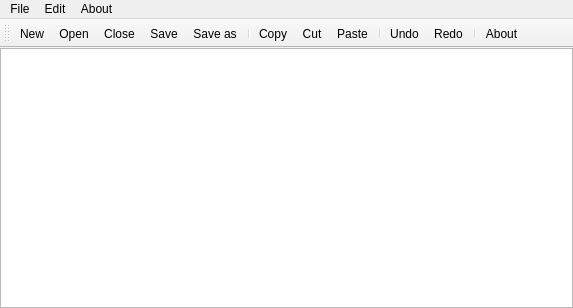
First picture: the form in mainwindow.ui, repository NazakatUmrani/Simple-Notepad-GUI-Qt, before the edit.
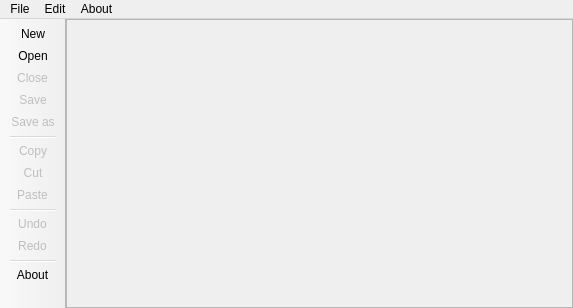
Second picture: the form after the edit. Icons and pictures are not drawn.

Commit message: A new func added to reduce repititions

```diff
--- a/mainwindow.ui
+++ b/mainwindow.ui
@@ -29,6 +29,9 @@
     </property>
     <item row="0" column="0">
      <widget class="QTextEdit" name="textField">
+      <property name="enabled">
+       <bool>false</bool>
+      </property>
       <property name="sizePolicy">
        <sizepolicy hsizetype="Expanding" vsizetype="Expanding">
         <horstretch>0</horstretch>
@@ -81,11 +84,23 @@
    <addaction name="menuAbout"/>
   </widget>
   <widget class="QToolBar" name="toolBar">
+   <property name="enabled">
+    <bool>true</bool>
+   </property>
    <property name="windowTitle">
     <string>toolBar</string>
    </property>
+   <property name="movable">
+    <bool>false</bool>
+   </property>
+   <property name="orientation">
+    <enum>Qt::Vertical</enum>
+   </property>
+   <property name="toolButtonStyle">
+    <enum>Qt::ToolButtonIconOnly</enum>
+   </property>
    <attribute name="toolBarArea">
-    <enum>TopToolBarArea</enum>
+    <enum>LeftToolBarArea</enum>
    </attribute>
    <attribute name="toolBarBreak">
     <bool>false</bool>
@@ -130,6 +145,9 @@
    </property>
   </action>
   <action name="actionClose">
+   <property name="enabled">
+    <bool>false</bool>
+   </property>
    <property name="icon">
     <iconset resource="resources.qrc">
      <normaloff>:/resources/icons/close.png</normaloff>:/resources/icons/close.png</iconset>
@@ -142,6 +160,9 @@
    </property>
   </action>
   <action name="actionSave">
+   <property name="enabled">
+    <bool>false</bool>
+   </property>
    <property name="icon">
     <iconset resource="resources.qrc">
      <normaloff>:/resources/icons/save.png</normaloff>:/resources/icons/save.png</iconset>
@@ -154,6 +175,9 @@
    </property>
   </action>
   <action name="actionSave_as">
+   <property name="enabled">
+    <bool>false</bool>
+   </property>
    <property name="icon">
     <iconset resource="resources.qrc">
      <normaloff>:/resources/icons/save-as.png</normaloff>:/resources/icons/save-as.png</iconset>
@@ -166,6 +190,9 @@
    </property>
   </action>
   <action name="actionCopy">
+   <property name="enabled">
+    <bool>false</bool>
+   </property>
    <property name="icon">
     <iconset resource="resources.qrc">
      <normaloff>:/resources/icons/copy.png</normaloff>:/resources/icons/copy.png</iconset>
@@ -178,11 +205,17 @@
    </property>
   </action>
   <action name="actionCut">
+   <property name="enabled">
+    <bool>false</bool>
+   </property>
    <property name="text">
     <string>Cut</string>
    </property>
   </action>
   <action name="actionPaste">
+   <property name="enabled">
+    <bool>false</bool>
+   </property>
    <property name="icon">
     <iconset resource="resources.qrc">
      <normaloff>:/resources/icons/paste.png</normaloff>:/resources/icons/paste.png</iconset>
@@ -195,6 +228,9 @@
    </property>
   </action>
   <action name="actionUndo">
+   <property name="enabled">
+    <bool>false</bool>
+   </property>
    <property name="icon">
     <iconset resource="resources.qrc">
      <normaloff>:/resources/icons/undo.png</normaloff>:/resources/icons/undo.png</iconset>
@@ -207,6 +243,9 @@
    </property>
   </action>
   <action name="actionRedo">
+   <property name="enabled">
+    <bool>false</bool>
+   </property>
    <property name="icon">
     <iconset resource="resources.qrc">
      <normaloff>:/resources/icons/redo.png</normaloff>:/resources/icons/redo.png</iconset>
```
The commit also changes 2 other files.
